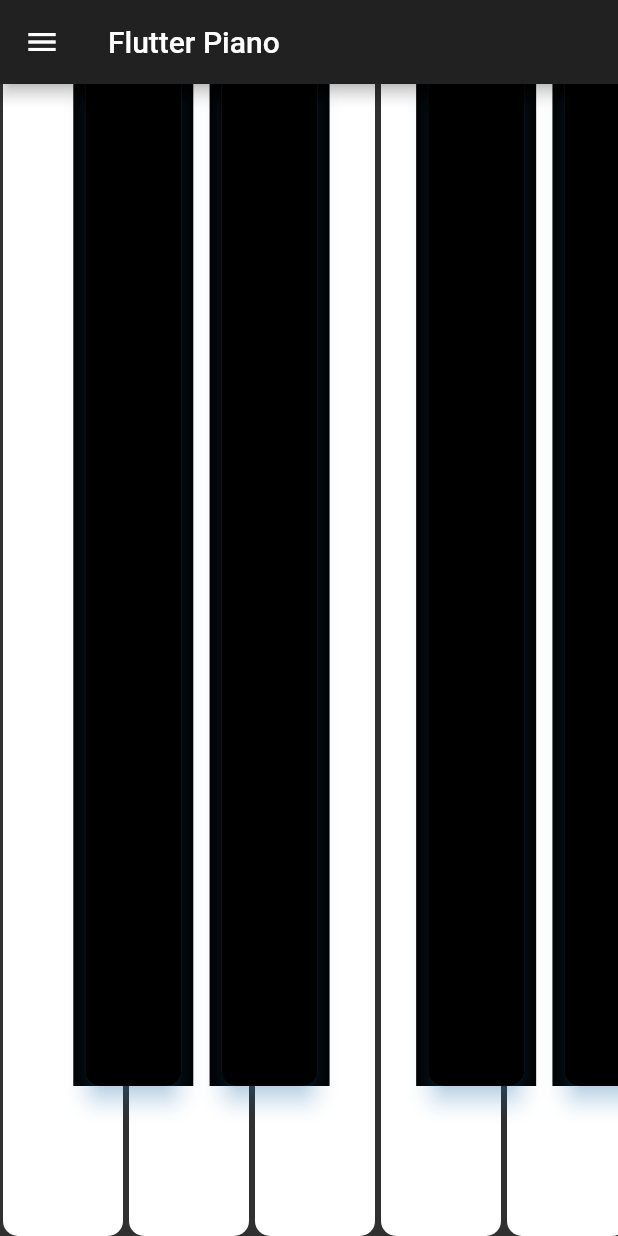
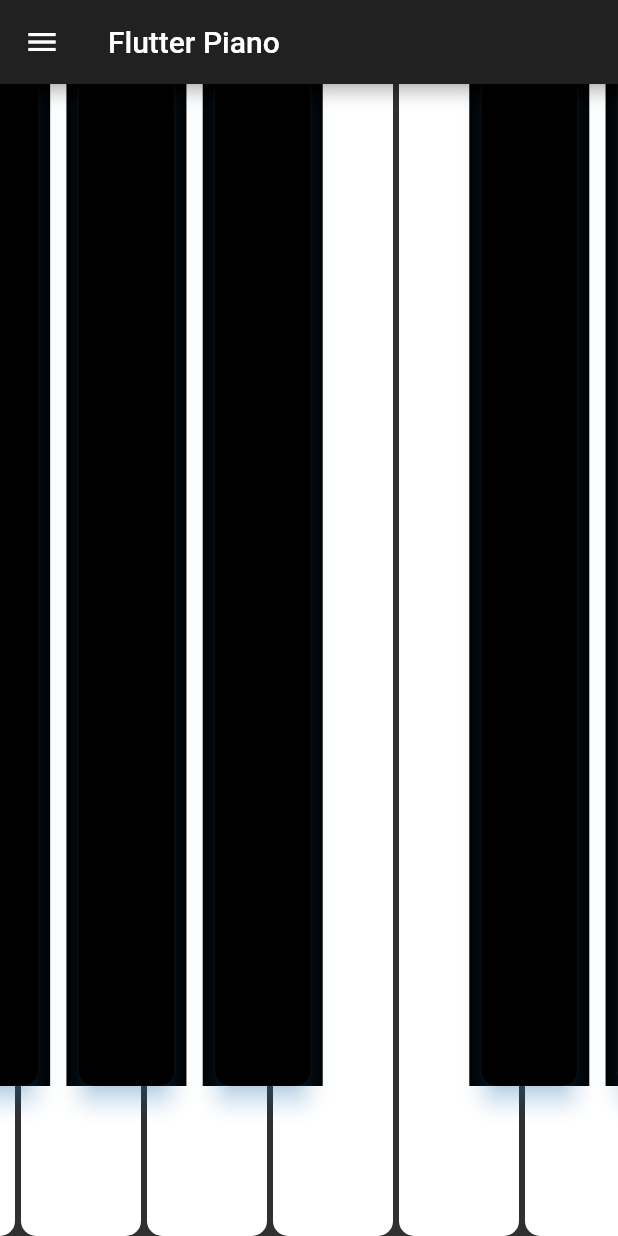
Before and after one commit to h-hiroki/flutter_piano, a Flutter app: the screen it shows after launch, on a phone screen of 412 x 824 dp. Run offline on Flutter 3.47's test engine with Material 2 defaults, Android fonts, the phone set to English and light mode, and no system bars; missing offline and left inert: flutter_midi, tonic; statements that could not run were skipped.

```diff
--- a/lib/main.dart
+++ b/lib/main.dart
@@ -31,6 +31,7 @@ class _MyAppState extends State<MyApp> {
   @override
   Widget build(BuildContext context) {
     return MaterialApp(
+      debugShowCheckedModeBanner: false,
       title: 'Flutter Demo',
       theme: ThemeData.dark(),
       home: Scaffold(
@@ -66,6 +67,7 @@ class _MyAppState extends State<MyApp> {
         ),
         body: ListView.builder(
           itemCount: 7,
+          controller: ScrollController(initialScrollOffset: 1500.0),
           scrollDirection: Axis.horizontal,
           itemBuilder: (BuildContext context, int index) {
             final int i = index * 12;
```
